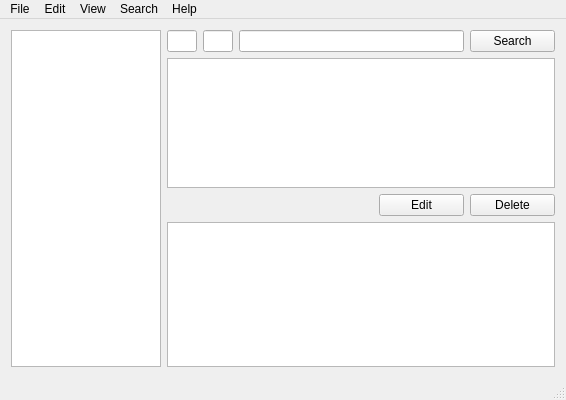
Old version of the form mainwindow.ui in the repository olekscode/ihr-dv.
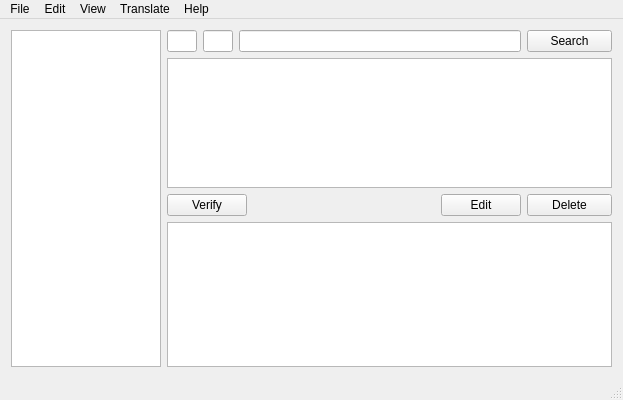
New version of the form. Icons and pictures are not drawn.

Commit message: Added Google Translate and respectively verification tools. Made dictionary table rebuild itself simultaneously with user inputing text into ui->lineEdit (acts like hint)

Patch:
```diff
--- a/mainwindow.ui
+++ b/mainwindow.ui
@@ -6,7 +6,7 @@
    <rect>
     <x>0</x>
     <y>0</y>
-    <width>566</width>
+    <width>623</width>
     <height>400</height>
    </rect>
   </property>
@@ -73,7 +73,7 @@
       </property>
      </widget>
     </item>
-    <item row="0" column="3" colspan="2">
+    <item row="0" column="3" colspan="3">
      <widget class="QLineEdit" name="lineEdit">
       <property name="minimumSize">
        <size>
@@ -83,7 +83,7 @@
       </property>
      </widget>
     </item>
-    <item row="0" column="5">
+    <item row="0" column="6">
      <widget class="QPushButton" name="searchButton">
       <property name="minimumSize">
        <size>
@@ -102,7 +102,7 @@
       </property>
      </widget>
     </item>
-    <item row="1" column="1" colspan="5">
+    <item row="1" column="1" colspan="6">
      <widget class="QTextBrowser" name="textBrowser">
       <property name="minimumSize">
        <size>
@@ -119,6 +119,13 @@
      </widget>
     </item>
     <item row="2" column="1" colspan="3">
+     <widget class="QPushButton" name="verifyButton">
+      <property name="text">
+       <string>Verify</string>
+      </property>
+     </widget>
+    </item>
+    <item row="2" column="4">
      <spacer name="horizontalSpacer">
       <property name="orientation">
        <enum>Qt::Horizontal</enum>
@@ -131,14 +138,7 @@
       </property>
      </spacer>
     </item>
-    <item row="3" column="1" colspan="5">
-     <widget class="QTableView" name="tableView">
-      <property name="sizeAdjustPolicy">
-       <enum>QAbstractScrollArea::AdjustIgnored</enum>
-      </property>
-     </widget>
-    </item>
-    <item row="2" column="4">
+    <item row="2" column="5">
      <widget class="QPushButton" name="editButton">
       <property name="maximumSize">
        <size>
@@ -151,7 +151,7 @@
       </property>
      </widget>
     </item>
-    <item row="2" column="5">
+    <item row="2" column="6">
      <widget class="QPushButton" name="deleteButton">
       <property name="minimumSize">
        <size>
@@ -170,6 +170,13 @@
       </property>
      </widget>
     </item>
+    <item row="3" column="1" colspan="6">
+     <widget class="QTableView" name="tableView">
+      <property name="sizeAdjustPolicy">
+       <enum>QAbstractScrollArea::AdjustIgnored</enum>
+      </property>
+     </widget>
+    </item>
    </layout>
   </widget>
   <widget class="QStatusBar" name="statusBar"/>
@@ -178,7 +185,7 @@
     <rect>
      <x>0</x>
      <y>0</y>
-     <width>566</width>
+     <width>623</width>
      <height>25</height>
     </rect>
    </property>
@@ -222,15 +229,15 @@
     <addaction name="separator"/>
     <addaction name="actionDelete"/>
    </widget>
-   <widget class="QMenu" name="menuSearch">
+   <widget class="QMenu" name="menuTranslate">
     <property name="title">
-     <string>Search</string>
+     <string>Translate</string>
     </property>
    </widget>
    <addaction name="menuFile"/>
    <addaction name="menuEdit"/>
    <addaction name="menuView"/>
-   <addaction name="menuSearch"/>
+   <addaction name="menuTranslate"/>
    <addaction name="menuHelp"/>
   </widget>
   <action name="actionAs_solid_dictionary">
```
Left out of the diff: 24 changed lines with no effect on the pictures. The commit also changes 9 other files.
